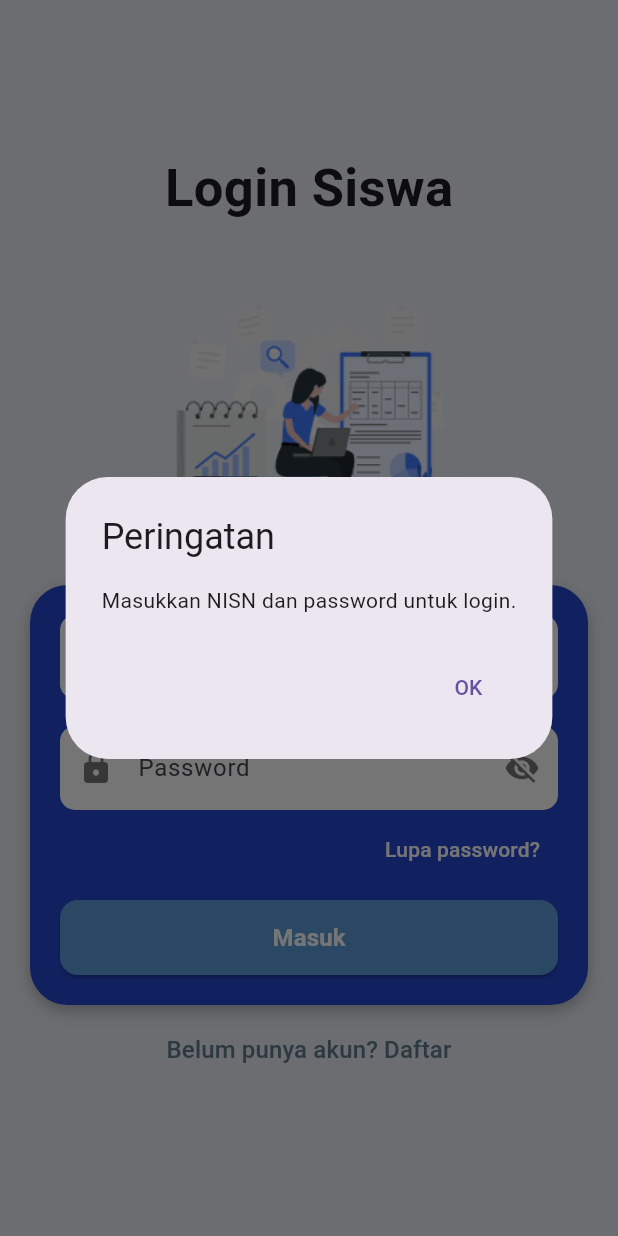
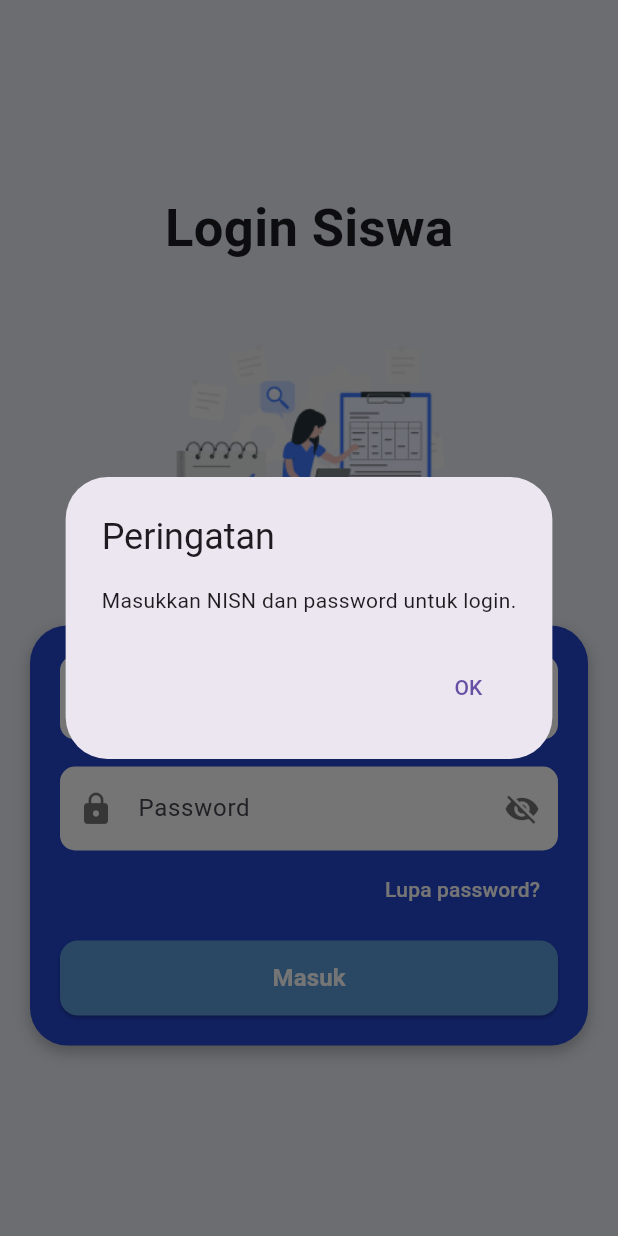
Before and after one commit to dijaa10/elearning, a Flutter app: the screen it shows after launch, after a tap on "Masuk", on a phone screen of 412 x 824 dp. Run offline on Flutter 3.47's test engine with Material 3 defaults, Android fonts, the phone set to English and light mode, and no system bars; our stand-ins replace shared_preferences; Roboto replaces fonts that are missing (Poppins).

```diff
--- a/lib/login_screen.dart
+++ b/lib/login_screen.dart
@@ -4,7 +4,6 @@ import 'package:http/http.dart'
 import 'dart:convert'; // untuk mengubah data JSON menjadi objek Dart
 import 'package:shared_preferences/shared_preferences.dart'; //shared_preferences untuk menyimpan data secara lokal
 import 'screen/utama_screen.dart'; // mengimpor halaman utama aplikasi setelah login
-import 'register_screen.dart';
 
 class Login extends StatefulWidget {
   @override
@@ -13,11 +12,11 @@ class Login extends StatefulWidget {
 
 class _LoginState extends State<Login> {
   final TextEditingController nisnController =
-      TextEditingController(); // untuk input nisn
+      TextEditingController(); // untuk menyimpan input nisn
   final TextEditingController passwordController =
-      TextEditingController(); // untuk input password
-  bool _obscureText = true; // Untuk menyembunyikan atau menampilkan password
-  bool _isLoading = false; // Untuk menampilkan indikator loading saat login
+      TextEditingController(); // untuk menyimpan input password
+  bool _obscureText = true; // untuk menyembunyikan atau menampilkan password
+  bool _isLoading = false; // untuk menampilkan indikator loading saat login
 
 // Fungsi untuk melakukan login
   Future<void> login() async {
@@ -27,7 +26,7 @@ class _LoginState extends State<Login> {
       return; // Hentikan proses login jika input kosong
     }
 
-    // URL API login
+    // URL API login (route laravel)
     const String url = 'http://127.0.0.1:8000/api/siswa/login';
 
     // Set state untuk menampilkan indikator loading
@@ -45,9 +44,9 @@ class _LoginState extends State<Login> {
           'Accept': 'application/json', // Meminta respons dalam format JSON
         },
         body: json.encode({
-          'nisn': nisnController.text, // Mengirimkan NISN dari input pengguna
-          'password': passwordController
-              .text, // Mengirimkan password dari input pengguna
+          'nisn': nisnController.text, // Mengirimkan NISN dari inputan
+          'password':
+              passwordController.text, // Mengirimkan password dari inputan
         }),
       );
 
@@ -59,14 +58,14 @@ class _LoginState extends State<Login> {
         // Jika status login berhasil
         if (data['status'] == 'success') {
           await saveUserData(data); // Simpan data pengguna ke penyimpanan lokal
-          showSuccessDialog(); // Tampilkan dialog sukses login
+          showSuccessDialog(); // Menampilkan dialog sukses login
         } else {
-          // Jika login gagal, tampilkan pesan error dari server
+          // Jika login gagal, menampilkan pesan error dari server
           showErrorDialog(data['message'] ??
               'Login gagal. Periksa kembali NISN dan password Anda.');
         }
       } else if (response.statusCode == 401) {
-        // Jika server mengembalikan kode 401 (Unauthorized), tampilkan pesan kesalahan login
+        // Jika server mengembalikan kode 401 (Unauthorized), menampilkan pesan kesalahan login
         showErrorDialog('NISN atau password salah. Silakan coba lagi.');
       } else {
         // Jika ada kesalahan lain dari server, tampilkan status kode error
@@ -326,23 +325,6 @@ class _LoginState extends State<Login> {
                     ],
                   ),
                 ),
-                const SizedBox(height: 6),
-
-                // Teks "Belum punya akun?" dengan navigasi ke halaman registrasi
-                TextButton(
-                  onPressed: () {
-                    Navigator.push(
-                      context,
-                      MaterialPageRoute(
-                          builder: (context) =>
-                              Register()), // Ganti dengan halaman registrasi
-                    );
-                  },
-                  child: const Text(
-                    "Belum punya akun? Daftar",
-                    style: TextStyle(color: Colors.blueGrey, fontSize: 16),
-                  ),
-                ),
               ],
             ),
           ),
```
Also changed, not shown: lib/screen/dashboard_page.dart (added, +27 -0 lines), lib/screen/forum_diskusi_page.dart (added, +27 -0 lines), lib/screen/mata_pelajaran_page.dart (added, +27 -0 lines), lib/screen/profil_page.dart (added, +27 -0 lines), lib/screen/tugas_page.dart (added, +27 -0 lines), lib/screen/ujian_page.dart (added, +27 -0 lines), lib/screen/utama_screen.dart (+47 -28 lines), 1 other file.
